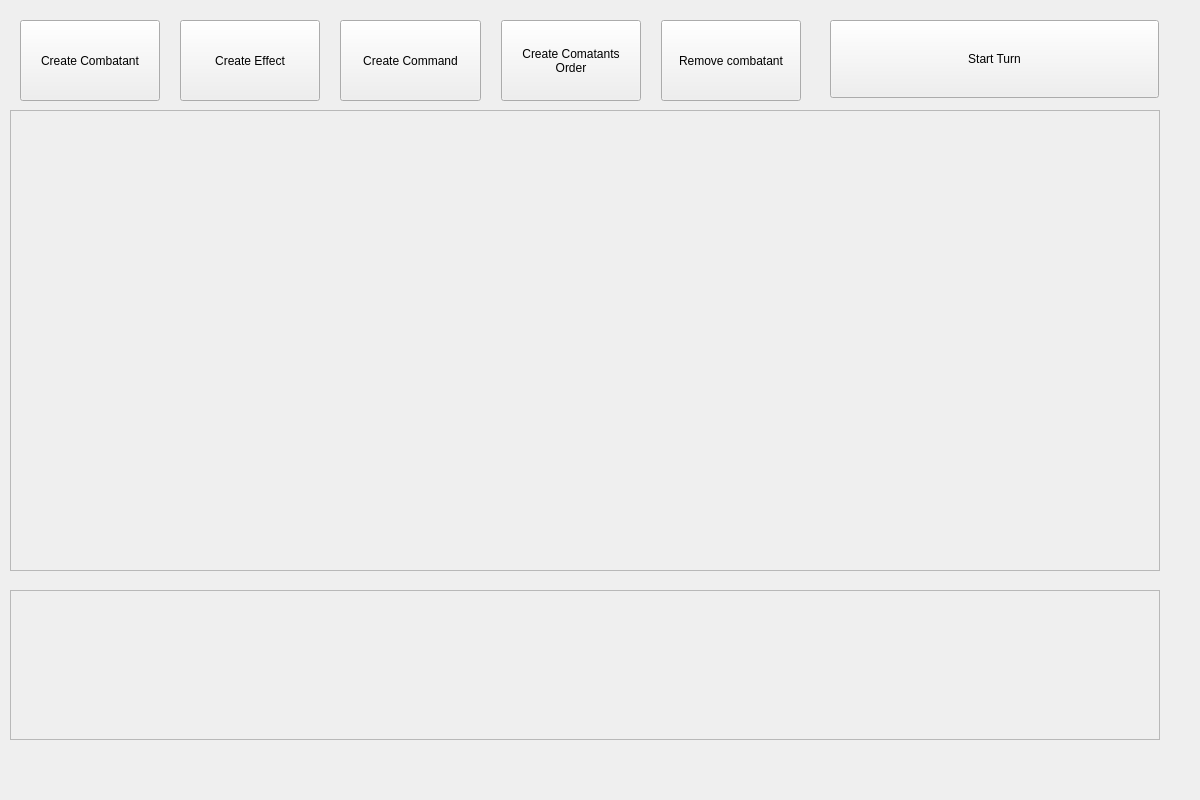
Above: src/ManagerPF2E/managerwidget.ui from lazaropo/2EManager before the change. Below: the same form after it.
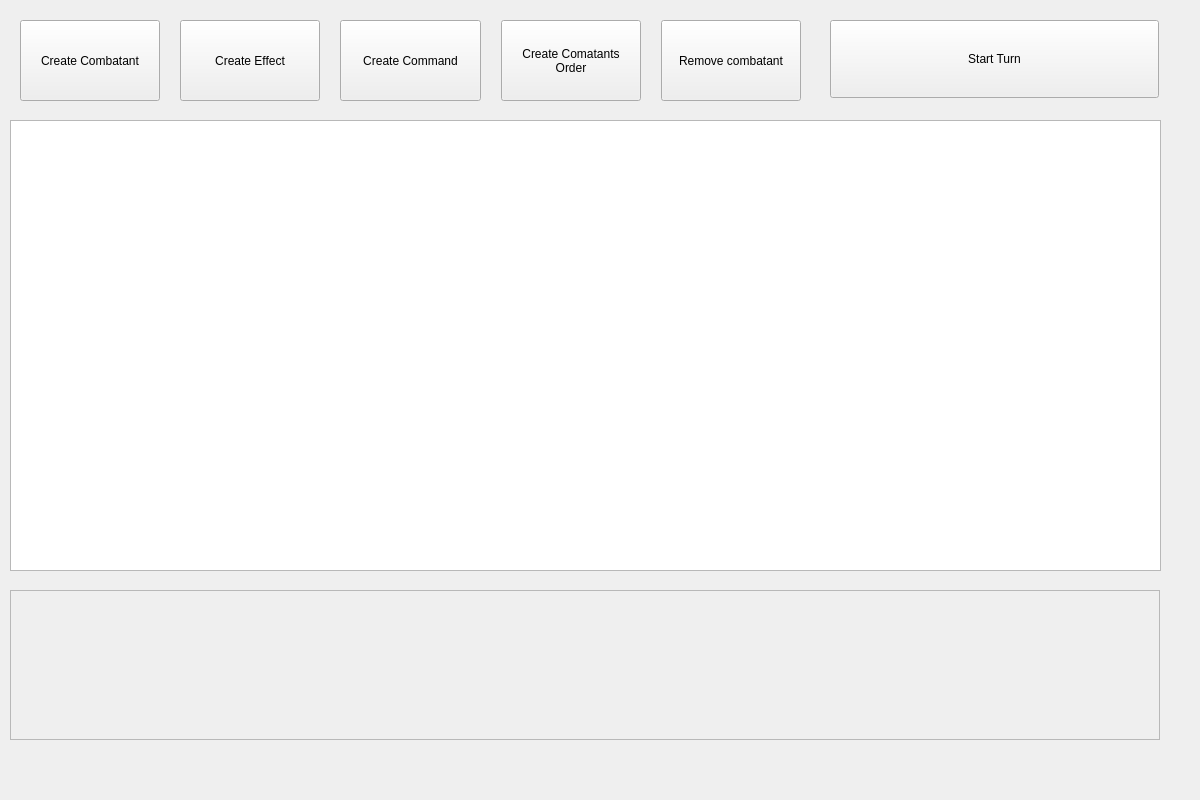
That is the form after the change.

Patch:
```diff
--- a/src/ManagerPF2E/managerwidget.ui
+++ b/src/ManagerPF2E/managerwidget.ui
@@ -13,38 +13,6 @@
   <property name="windowTitle">
    <string>ManagerWidget</string>
   </property>
-  <widget class="QScrollArea" name="scrollArea_combatants">
-   <property name="geometry">
-    <rect>
-     <x>10</x>
-     <y>110</y>
-     <width>1150</width>
-     <height>461</height>
-    </rect>
-   </property>
-   <property name="mouseTracking">
-    <bool>false</bool>
-   </property>
-   <property name="frameShape">
-    <enum>QFrame::StyledPanel</enum>
-   </property>
-   <property name="frameShadow">
-    <enum>QFrame::Plain</enum>
-   </property>
-   <property name="widgetResizable">
-    <bool>true</bool>
-   </property>
-   <widget class="QWidget" name="scrollAreaWidgetContents">
-    <property name="geometry">
-     <rect>
-      <x>0</x>
-      <y>0</y>
-      <width>1148</width>
-      <height>459</height>
-     </rect>
-    </property>
-   </widget>
-  </widget>
   <widget class="QWidget" name="layoutWidget">
    <property name="geometry">
     <rect>
@@ -168,6 +136,19 @@
     <string>Start Turn</string>
    </property>
   </widget>
+  <widget class="QListView" name="listView">
+   <property name="geometry">
+    <rect>
+     <x>10</x>
+     <y>120</y>
+     <width>1151</width>
+     <height>451</height>
+    </rect>
+   </property>
+   <property name="movement">
+    <enum>QListView::Static</enum>
+   </property>
+  </widget>
  </widget>
  <resources/>
  <connections/>
```
